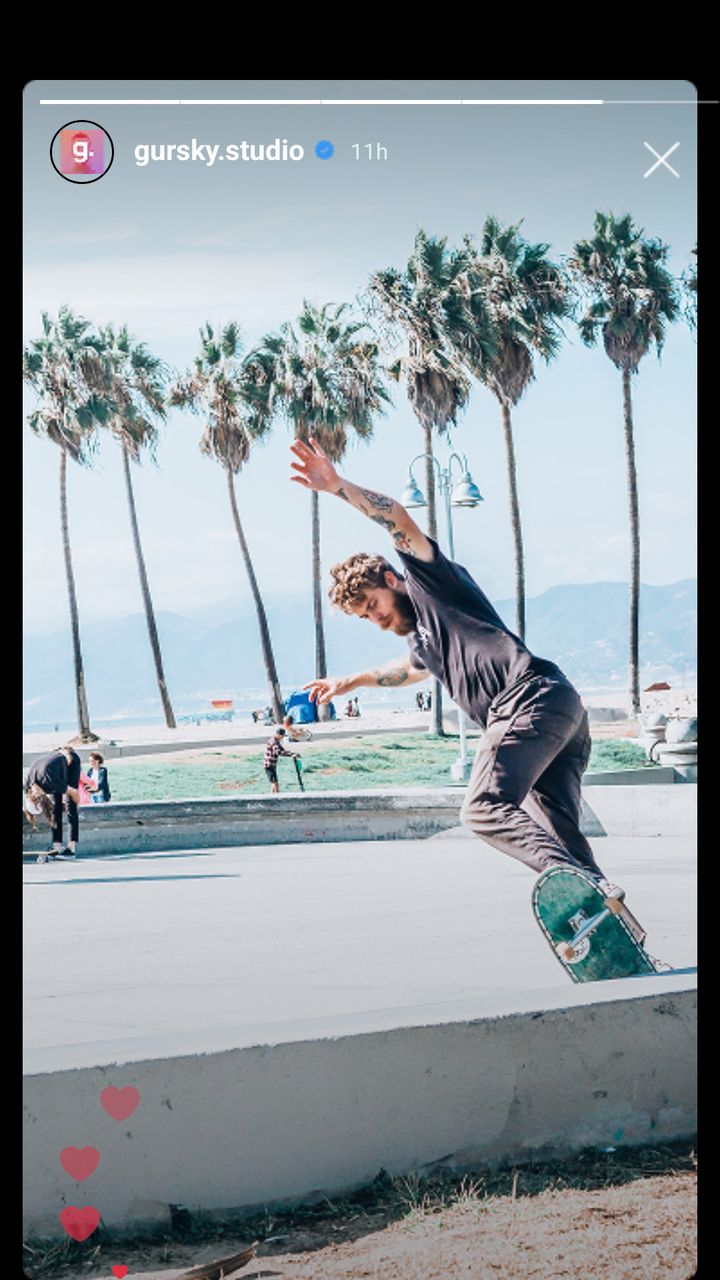
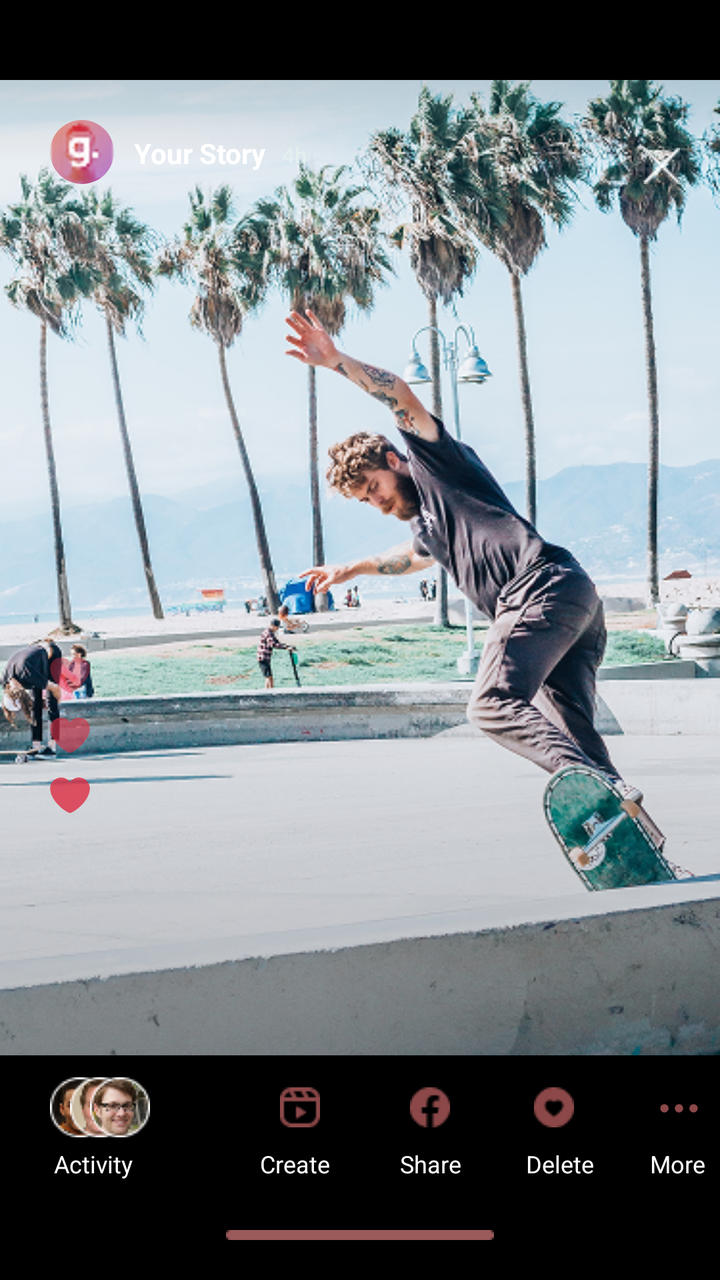

Before-and-after screenshots of an Android layout around one commit, followed by the original layout XML and the change that was made.
<!-- AndroidManifest.xml: application theme Theme.SMD_Assignment_1 -->
<!-- res/layout/activity_socialhomescreen14.xml -->
<?xml version="1.0" encoding="utf-8"?>
<LinearLayout xmlns:android="http://schemas.android.com/apk/res/android"
    xmlns:app="http://schemas.android.com/apk/res-auto"
    xmlns:tools="http://schemas.android.com/tools"
    android:id="@+id/main"
    android:layout_width="match_parent"
    android:layout_height="match_parent"
    android:orientation="vertical"
    tools:context=".socialhomescreen14"
    android:background="#000000">

    <RelativeLayout
        android:layout_width="match_parent"
        android:layout_height="wrap_content"
        android:layout_marginTop="40dp"
        >
        <ImageView
            android:layout_width="match_parent"
            android:layout_height="wrap_content"
            android:id="@+id/maincoffeephoto"
            android:src="@drawable/personskatingmainphoto"
            />
        <ImageView
            android:layout_width="wrap_content"
            android:layout_height="wrap_content"
            android:src="@drawable/filledstoryviewline"
            android:id="@+id/l1"
            android:layout_marginTop="10dp"
            android:layout_marginStart="20dp"
            />
        <ImageView
            android:layout_width="40dp"
            android:layout_height="wrap_content"
            android:src="@drawable/filledstoryviewline"
            android:layout_marginTop="10dp"
            android:layout_marginStart="20dp"
            />
        <ImageView
            android:layout_width="wrap_content"
            android:layout_height="wrap_content"
            android:src="@drawable/filledstoryviewline"
            android:id="@+id/l2"
            android:layout_toRightOf="@+id/l1"
            android:layout_marginTop="10dp"
            android:layout_marginStart="-1dp"
            />
        <ImageView
            android:layout_width="wrap_content"
            android:layout_height="wrap_content"
            android:src="@drawable/filledstoryviewline"
            android:id="@+id/l3"
            android:layout_toRightOf="@+id/l2"
            android:layout_marginTop="10dp"
            android:layout_marginStart="-1dp"
            />

        <ImageView
            android:layout_width="wrap_content"
            android:layout_height="wrap_content"
            android:src="@drawable/filledstoryviewline"
            android:id="@+id/l5"
            android:layout_toRightOf="@+id/l3"
            android:layout_marginTop="10dp"
            android:layout_marginStart="-1dp"
            />
        <ImageView
            android:layout_width="68dp"
            android:layout_height="wrap_content"
            android:src="@drawable/hollowviewstoryline"
            android:id="@+id/l6"
            android:layout_toRightOf="@+id/l5"
            android:layout_marginTop="10dp"
            android:layout_marginStart="-1dp"
            />
        <FrameLayout
            android:layout_width="32dp"
            android:layout_height="32dp"
            android:background="@drawable/storysmallphotooutline"
            android:layout_below="@+id/l1"
            android:id="@+id/craigloveprofile"
            android:layout_marginTop="8dp"
            android:layout_marginStart="25dp"
            >

            <ImageView
                android:layout_width="match_parent"
                android:layout_height="match_parent"
                android:src="@drawable/g_photo"
                android:scaleType="centerInside"
                android:clipToOutline="true"/>
        </FrameLayout>

        <TextView
            android:layout_width="wrap_content"
            android:layout_height="wrap_content"
            android:text="gursky.studio"
            android:id="@+id/craiglovename"
            android:textColor="#FFFFFF"
            android:textStyle="bold"
            android:layout_toRightOf="@+id/craigloveprofile"
            android:layout_marginTop="25dp"
            android:layout_marginStart="10dp"
            />
        <ImageView
            android:layout_width="wrap_content"
            android:layout_height="wrap_content"
            android:id="@+id/verifiedlogo"
            android:src="@drawable/verifiedlogo"
            android:layout_toRightOf="@+id/craiglovename"
            android:layout_marginTop="30dp"
            android:layout_marginLeft="5dp"
            />

        <TextView
            android:layout_width="wrap_content"
            android:layout_height="wrap_content"
            android:text="11h"
            android:textSize="11sp"
            android:textColor="#E5F0F0"
            android:layout_toRightOf="@+id/verifiedlogo"
            android:layout_marginTop="28dp"
            android:layout_marginStart="8dp"
            />




        <ImageView
            android:id="@+id/whitecancelicon"
            android:layout_width="wrap_content"
            android:layout_height="wrap_content"
            android:src="@drawable/whitecancelicon"
            android:layout_alignParentEnd="true"
            android:layout_marginEnd="20dp"
            android:layout_marginTop="30dp"
            />
        <ImageView
            android:layout_width="wrap_content"
            android:layout_height="wrap_content"
            android:src="@drawable/red_heart"
            android:layout_below="@+id/craigloveprofile"
            android:layout_marginTop="450dp"
            android:layout_marginLeft="50dp"
            android:alpha="0.4"
            android:id="@+id/heart1"
            />
        <ImageView
            android:layout_width="wrap_content"
            android:layout_height="wrap_content"
            android:src="@drawable/red_heart"
            android:alpha="0.5"
            android:layout_below="@+id/heart1"
            android:layout_marginTop="10dp"
            android:layout_marginLeft="30dp"
            android:id="@+id/heart2"
            />
        <ImageView
            android:layout_width="wrap_content"
            android:layout_height="wrap_content"
            android:src="@drawable/red_heart"
            android:alpha="0.7"
            android:layout_below="@+id/heart2"
            android:layout_marginTop="10dp"
            android:layout_marginLeft="30dp"
            android:id="@+id/heart3"
            />
        <ImageView
            android:layout_width="wrap_content"
            android:layout_height="wrap_content"
            android:src="@drawable/red_heart"
            android:alpha="1"
            android:layout_below="@+id/heart3"
            android:layout_marginTop="10dp"
            android:layout_marginLeft="50dp"
            android:id="@+id/heart4"
            />
        <ImageView
            android:layout_width="wrap_content"
            android:layout_height="wrap_content"
            android:src="@drawable/red_heart"
            android:alpha="0.6"
            android:layout_below="@+id/heart4"
            android:layout_marginTop="10dp"
            android:layout_marginLeft="30dp"
            android:id="@+id/heart5"
            />
        <ImageView
            android:layout_width="wrap_content"
            android:layout_height="wrap_content"
            android:src="@drawable/red_heart"
            android:alpha="0.6"
            android:layout_below="@+id/heart5"
            android:layout_marginTop="10dp"
            android:layout_marginLeft="30dp"
            android:id="@+id/heart6"
            />



    </RelativeLayout>
    <RelativeLayout
        android:layout_width="match_parent"
        android:layout_height="wrap_content"
        android:layout_marginTop="1dp"
        >
        <ImageView
            android:layout_width="wrap_content"
            android:layout_height="wrap_content"
            android:src="@drawable/feedsmallicon3"
            android:layout_marginTop="10dp"
            android:layout_marginStart="25dp"
            android:id="@+id/bottombaractivity3"
            />
        <ImageView
            android:layout_width="wrap_content"
            android:layout_height="wrap_content"
            android:src="@drawable/feedsmallicon2"
            android:layout_marginTop="10dp"
            android:layout_marginStart="35dp"
            android:id="@+id/bottombaractivity2"
            />
        <ImageView
            android:layout_width="wrap_content"
            android:layout_height="wrap_content"
            android:src="@drawable/feedsmallicon1"
            android:layout_marginTop="10dp"
            android:layout_marginStart="45dp"
            android:id="@+id/bottombaractivity"
            />
        <TextView
            android:layout_width="wrap_content"
            android:layout_height="wrap_content"
            android:text="Activity"
            android:textSize="12sp"
            android:textColor="#FFFFFF"
            android:layout_marginStart="27dp"
            android:layout_below="@+id/bottombaractivity"
            android:layout_marginTop="5dp"
            />
        <ImageView
            android:layout_width="wrap_content"
            android:layout_height="wrap_content"
            android:src="@drawable/bottombarcreatered"
            android:layout_marginTop="15dp"
            android:layout_toRightOf="@id/bottombaractivity"
            android:layout_marginStart="65dp"
            android:id="@+id/bottombarcreate"
            />
        <TextView
            android:layout_width="wrap_content"
            android:layout_height="wrap_content"
            android:text="Create"
            android:id="@+id/createtext"
            android:textSize="12sp"
            android:textColor="#FFFFFF"
            android:layout_toRightOf="@+id/bottombaractivity"
            android:layout_marginStart="55dp"
            android:layout_below="@+id/bottombaractivity"
            android:layout_marginTop="5dp"
            />

        <ImageView
            android:layout_width="wrap_content"
            android:layout_height="wrap_content"
            android:src="@drawable/facebookredlogo"
            android:layout_marginTop="15dp"
            android:layout_toRightOf="@id/bottombarcreate"
            android:layout_marginStart="45dp"
            android:id="@+id/bottombarbrowse"
            />
        <TextView
            android:layout_width="wrap_content"
            android:layout_height="wrap_content"
            android:text="Facebook"
            android:textSize="12sp"
            android:textColor="#FFFFFF"
            android:layout_toRightOf="@+id/bottombarcreate"
            android:layout_marginStart="28dp"
            android:layout_below="@+id/bottombaractivity"
            android:layout_marginTop="5dp"
            />


        <ImageView
            android:layout_width="wrap_content"
            android:layout_height="wrap_content"
            android:layout_toRightOf="@+id/bottombarbrowse"
            android:id="@+id/sendicon"
            android:src="@drawable/highlightredlogo"
            android:layout_marginStart="42dp"
            android:layout_marginTop="15dp"
            />
        <TextView
            android:layout_width="wrap_content"
            android:layout_height="wrap_content"
            android:text="Highlight"
            android:textSize="12sp"
            android:textColor="#FFFFFF"
            android:layout_toRightOf="@+id/bottombarbrowse"
            android:layout_marginStart="28dp"
            android:layout_below="@+id/bottombaractivity"
            android:layout_marginTop="5dp"
            />
        <ImageView
            android:layout_width="wrap_content"
            android:layout_height="wrap_content"
            android:layout_toRightOf="@+id/sendicon"
            android:id="@+id/dotsicon"
            android:src="@drawable/reddots"
            android:layout_marginStart="40dp"
            android:layout_marginTop="13dp"
            />
        <TextView
            android:layout_width="wrap_content"
            android:layout_height="wrap_content"
            android:text="More"
            android:textSize="12sp"
            android:textColor="#FFFFFF"
            android:layout_toRightOf="@+id/sendicon"
            android:layout_marginStart="38dp"
            android:layout_below="@+id/bottombaractivity"
            android:layout_marginTop="5dp"
            />
        <ImageView
            android:layout_width="wrap_content"
            android:layout_height="wrap_content"
            android:src="@drawable/brownbottomline"
            android:layout_centerHorizontal="true"
            android:layout_below="@+id/createtext"
            android:layout_marginTop="25dp"
            />


    </RelativeLayout>

</LinearLayout>
<!-- resources referenced by this layout -->
<resources>
  <!-- drawable bottombarcreatered: png bitmap (drawable, 538 bytes) -->
  <!-- drawable brownbottomline: png bitmap (drawable, 199 bytes) -->
  <!-- drawable facebookredlogo: png bitmap (drawable, 578 bytes) -->
  <!-- drawable feedsmallicon1: png bitmap (drawable, 2625 bytes) -->
  <!-- drawable feedsmallicon2: png bitmap (drawable, 2431 bytes) -->
  <!-- drawable feedsmallicon3: png bitmap (drawable, 2493 bytes) -->
  <!-- drawable filledstoryviewline: png bitmap (drawable, 141 bytes) -->
  <!-- drawable g_photo: png bitmap (drawable, 1272 bytes) -->
  <!-- drawable highlightredlogo: png bitmap (drawable, 626 bytes) -->
  <!-- drawable hollowviewstoryline: png bitmap (drawable, 144 bytes) -->
  <!-- drawable personskatingmainphoto: png bitmap (drawable, 488616 bytes) -->
  <!-- drawable red_heart (drawable) -->
  <vector xmlns:android="http://schemas.android.com/apk/res/android" android:height="20dp" android:viewportHeight="36" android:viewportWidth="36" android:width="20dp">
        
      <path android:fillColor="#DD2E44" android:pathData="M35.885,11.833c0,-5.45 -4.418,-9.868 -9.867,-9.868c-3.308,0 -6.227,1.633 -8.018,4.129c-1.791,-2.496 -4.71,-4.129 -8.017,-4.129c-5.45,0 -9.868,4.417 -9.868,9.868c0,0.772 0.098,1.52 0.266,2.241C1.751,22.587 11.216,31.568 18,34.034c6.783,-2.466 16.249,-11.447 17.617,-19.959c0.17,-0.721 0.268,-1.469 0.268,-2.242z"/>
      
  </vector>
  <!-- drawable reddots (drawable) -->
  <vector xmlns:android="http://schemas.android.com/apk/res/android" android:height="25dp" android:viewportHeight="24" android:viewportWidth="24" android:width="25dp">
        
      <path android:fillColor="#00000000" android:pathData="M4,12a1,1 0,1 0,2 0a1,1 0,1 0,-2 0m7,0a1,1 0,1 0,2 0a1,1 0,1 0,-2 0m7,0a1,1 0,1 0,2 0a1,1 0,1 0,-2 0" android:strokeColor="#8c4849" android:strokeLineCap="round" android:strokeLineJoin="round" android:strokeWidth="2"/>
      
  </vector>
  <!-- drawable storysmallphotooutline (drawable) -->
  <?xml version="1.0" encoding="utf-8"?>
  <shape xmlns:android="http://schemas.android.com/apk/res/android"
      android:shape="oval">
  
      
      <solid android:color="@android:color/transparent"
          />
  
  
      <stroke
          android:width="1dp"
          android:color="#000000"
          />
  
  
      <size
          android:width="32dp"
          android:height="32dp" />
  </shape>
  <!-- drawable verifiedlogo: png bitmap (drawable, 325 bytes) -->
  <!-- drawable whitecancelicon: png bitmap (drawable, 311 bytes) -->
  <style name="Theme.SMD_Assignment_1" parent="Base.Theme.SMD_Assignment_1" />
  <style name="Base.Theme.SMD_Assignment_1" parent="Theme.Material3.DayNight.NoActionBar">
          
          
      </style>
</resources>

<!-- the commit's change to res/layout/activity_socialhomescreen14.xml (unified diff, before → after) -->
@@ -11,222 +11,151 @@
 
     <RelativeLayout
         android:layout_width="match_parent"
-        android:layout_height="wrap_content"
-        android:layout_marginTop="40dp"
-        >
+        android:layout_height="0dp"
+        android:layout_weight="1"
+        android:layout_marginTop="40dp">
+
+        
         <ImageView
             android:layout_width="match_parent"
-            android:layout_height="wrap_content"
-            android:id="@+id/maincoffeephoto"
-            android:src="@drawable/personskatingmainphoto"
-            />
-        <ImageView
-            android:layout_width="wrap_content"
-            android:layout_height="wrap_content"
-            android:src="@drawable/filledstoryviewline"
-            android:id="@+id/l1"
+            android:layout_height="match_parent"
+            android:id="@+id/storyImage"
+            android:scaleType="centerCrop"
+            android:src="@drawable/personskatingmainphoto"/>
+
+        
+        <LinearLayout
+            android:id="@+id/progressBarsContainer"
+            android:layout_width="match_parent"
+            android:layout_height="wrap_content"
+            android:orientation="horizontal"
             android:layout_marginTop="10dp"
             android:layout_marginStart="20dp"
-            />
-        <ImageView
-            android:layout_width="40dp"
-            android:layout_height="wrap_content"
-            android:src="@drawable/filledstoryviewline"
-            android:layout_marginTop="10dp"
-            android:layout_marginStart="20dp"
-            />
-        <ImageView
-            android:layout_width="wrap_content"
-            android:layout_height="wrap_content"
-            android:src="@drawable/filledstoryviewline"
-            android:id="@+id/l2"
-            android:layout_toRightOf="@+id/l1"
-            android:layout_marginTop="10dp"
-            android:layout_marginStart="-1dp"
-            />
-        <ImageView
-            android:layout_width="wrap_content"
-            android:layout_height="wrap_content"
-            android:src="@drawable/filledstoryviewline"
-            android:id="@+id/l3"
-            android:layout_toRightOf="@+id/l2"
-            android:layout_marginTop="10dp"
-            android:layout_marginStart="-1dp"
-            />
-
-        <ImageView
-            android:layout_width="wrap_content"
-            android:layout_height="wrap_content"
-            android:src="@drawable/filledstoryviewline"
-            android:id="@+id/l5"
-            android:layout_toRightOf="@+id/l3"
-            android:layout_marginTop="10dp"
-            android:layout_marginStart="-1dp"
-            />
-        <ImageView
-            android:layout_width="68dp"
-            android:layout_height="wrap_content"
-            android:src="@drawable/hollowviewstoryline"
-            android:id="@+id/l6"
-            android:layout_toRightOf="@+id/l5"
-            android:layout_marginTop="10dp"
-            android:layout_marginStart="-1dp"
-            />
-        <FrameLayout
+            android:layout_marginEnd="20dp"
+            android:weightSum="1"/>
+
+        
+        <com.google.android.material.imageview.ShapeableImageView
             android:layout_width="32dp"
             android:layout_height="32dp"
-            android:background="@drawable/storysmallphotooutline"
-            android:layout_below="@+id/l1"
-            android:id="@+id/craigloveprofile"
-            android:layout_marginTop="8dp"
+            android:id="@+id/userProfileImage"
+            android:layout_below="@id/progressBarsContainer"
+            android:layout_marginTop="10dp"
             android:layout_marginStart="25dp"
-            >
-
-            <ImageView
-                android:layout_width="match_parent"
-                android:layout_height="match_parent"
-                android:src="@drawable/g_photo"
-                android:scaleType="centerInside"
-                android:clipToOutline="true"/>
-        </FrameLayout>
-
-        <TextView
-            android:layout_width="wrap_content"
-            android:layout_height="wrap_content"
-            android:text="gursky.studio"
-            android:id="@+id/craiglovename"
+            android:src="@drawable/g_photo"
+            android:scaleType="centerCrop"
+            app:shapeAppearanceOverlay="@style/CircleImage"/>
+
+        <TextView
+            android:layout_width="wrap_content"
+            android:layout_height="wrap_content"
+            android:text="Your Story"
+            android:id="@+id/username"
             android:textColor="#FFFFFF"
             android:textStyle="bold"
-            android:layout_toRightOf="@+id/craigloveprofile"
-            android:layout_marginTop="25dp"
-            android:layout_marginStart="10dp"
-            />
-        <ImageView
-            android:layout_width="wrap_content"
-            android:layout_height="wrap_content"
-            android:id="@+id/verifiedlogo"
-            android:src="@drawable/verifiedlogo"
-            android:layout_toRightOf="@+id/craiglovename"
-            android:layout_marginTop="30dp"
-            android:layout_marginLeft="5dp"
-            />
-
-        <TextView
-            android:layout_width="wrap_content"
-            android:layout_height="wrap_content"
-            android:text="11h"
+            android:layout_toRightOf="@+id/userProfileImage"
+            android:layout_marginTop="27dp"
+            android:layout_marginStart="10dp"/>
+
+        <TextView
+            android:layout_width="wrap_content"
+            android:layout_height="wrap_content"
+            android:text="4h"
+            android:id="@+id/timeAgo"
             android:textSize="11sp"
             android:textColor="#E5F0F0"
-            android:layout_toRightOf="@+id/verifiedlogo"
-            android:layout_marginTop="28dp"
-            android:layout_marginStart="8dp"
-            />
-
-
-
-
-        <ImageView
-            android:id="@+id/whitecancelicon"
+            android:layout_toRightOf="@+id/username"
+            android:layout_marginTop="30dp"
+            android:layout_marginStart="8dp"/>
+
+        <ImageView
+            android:id="@+id/closeButton"
             android:layout_width="wrap_content"
             android:layout_height="wrap_content"
             android:src="@drawable/whitecancelicon"
             android:layout_alignParentEnd="true"
             android:layout_marginEnd="20dp"
-            android:layout_marginTop="30dp"
-            />
-        <ImageView
-            android:layout_width="wrap_content"
-            android:layout_height="wrap_content"
-            android:src="@drawable/red_heart"
-            android:layout_below="@+id/craigloveprofile"
-            android:layout_marginTop="450dp"
-            android:layout_marginLeft="50dp"
-            android:alpha="0.4"
-            android:id="@+id/heart1"
-            />
-        <ImageView
-            android:layout_width="wrap_content"
-            android:layout_height="wrap_content"
-            android:src="@drawable/red_heart"
-            android:alpha="0.5"
-            android:layout_below="@+id/heart1"
-            android:layout_marginTop="10dp"
-            android:layout_marginLeft="30dp"
-            android:id="@+id/heart2"
-            />
-        <ImageView
-            android:layout_width="wrap_content"
-            android:layout_height="wrap_content"
-            android:src="@drawable/red_heart"
-            android:alpha="0.7"
-            android:layout_below="@+id/heart2"
-            android:layout_marginTop="10dp"
-            android:layout_marginLeft="30dp"
-            android:id="@+id/heart3"
-            />
-        <ImageView
-            android:layout_width="wrap_content"
-            android:layout_height="wrap_content"
-            android:src="@drawable/red_heart"
-            android:alpha="1"
-            android:layout_below="@+id/heart3"
-            android:layout_marginTop="10dp"
-            android:layout_marginLeft="50dp"
-            android:id="@+id/heart4"
-            />
-        <ImageView
-            android:layout_width="wrap_content"
-            android:layout_height="wrap_content"
-            android:src="@drawable/red_heart"
-            android:alpha="0.6"
-            android:layout_below="@+id/heart4"
-            android:layout_marginTop="10dp"
-            android:layout_marginLeft="30dp"
-            android:id="@+id/heart5"
-            />
-        <ImageView
-            android:layout_width="wrap_content"
-            android:layout_height="wrap_content"
-            android:src="@drawable/red_heart"
-            android:alpha="0.6"
-            android:layout_below="@+id/heart5"
-            android:layout_marginTop="10dp"
-            android:layout_marginLeft="30dp"
-            android:id="@+id/heart6"
-            />
-
-
-
+            android:layout_marginTop="33dp"/>
+
+        
+        <View
+            android:id="@+id/leftTouchArea"
+            android:layout_width="150dp"
+            android:layout_height="match_parent"
+            android:background="?attr/selectableItemBackground"
+            android:clickable="true"
+            android:focusable="true"/>
+
+        <View
+            android:id="@+id/rightTouchArea"
+            android:layout_width="150dp"
+            android:layout_height="match_parent"
+            android:layout_alignParentEnd="true"
+            android:background="?attr/selectableItemBackground"
+            android:clickable="true"
+            android:focusable="true"/>
+
+        
+        <LinearLayout
+            android:layout_width="wrap_content"
+            android:layout_height="wrap_content"
+            android:orientation="vertical"
+            android:layout_alignParentBottom="true"
+            android:layout_marginBottom="120dp"
+            android:layout_marginStart="25dp">
+
+            <ImageView
+                android:layout_width="wrap_content"
+                android:layout_height="wrap_content"
+                android:src="@drawable/red_heart"
+                android:alpha="0.4"
+                android:layout_marginBottom="10dp"/>
+
+            <ImageView
+                android:layout_width="wrap_content"
+                android:layout_height="wrap_content"
+                android:src="@drawable/red_heart"
+                android:alpha="0.6"
+                android:layout_marginBottom="10dp"/>
+
+            <ImageView
+                android:layout_width="wrap_content"
+                android:layout_height="wrap_content"
+                android:src="@drawable/red_heart"
+                android:alpha="0.8"/>
+        </LinearLayout>
     </RelativeLayout>
+
     <RelativeLayout
         android:layout_width="match_parent"
         android:layout_height="wrap_content"
         android:layout_marginTop="1dp"
-        >
+        android:paddingBottom="20dp">
+
         <ImageView
             android:layout_width="wrap_content"
             android:layout_height="wrap_content"
             android:src="@drawable/feedsmallicon3"
             android:layout_marginTop="10dp"
             android:layout_marginStart="25dp"
-            android:id="@+id/bottombaractivity3"
-            />
+            android:id="@+id/bottombaractivity3"/>
+
         <ImageView
             android:layout_width="wrap_content"
             android:layout_height="wrap_content"
             android:src="@drawable/feedsmallicon2"
             android:layout_marginTop="10dp"
             android:layout_marginStart="35dp"
-            android:id="@+id/bottombaractivity2"
-            />
+            android:id="@+id/bottombaractivity2"/>
+
         <ImageView
             android:layout_width="wrap_content"
             android:layout_height="wrap_content"
             android:src="@drawable/feedsmallicon1"
             android:layout_marginTop="10dp"
             android:layout_marginStart="45dp"
-            android:id="@+id/bottombaractivity"
-            />
+            android:id="@+id/bottombaractivity"/>
+
         <TextView
             android:layout_width="wrap_content"
             android:layout_height="wrap_content"
@@ -235,8 +164,8 @@
             android:textColor="#FFFFFF"
             android:layout_marginStart="27dp"
             android:layout_below="@+id/bottombaractivity"
-            android:layout_marginTop="5dp"
-            />
+            android:layout_marginTop="5dp"/>
+
         <ImageView
             android:layout_width="wrap_content"
             android:layout_height="wrap_content"
@@ -244,8 +173,8 @@
             android:layout_marginTop="15dp"
             android:layout_toRightOf="@id/bottombaractivity"
             android:layout_marginStart="65dp"
-            android:id="@+id/bottombarcreate"
-            />
+            android:id="@+id/bottombarcreate"/>
+
         <TextView
             android:layout_width="wrap_content"
             android:layout_height="wrap_content"
@@ -256,8 +185,7 @@
             android:layout_toRightOf="@+id/bottombaractivity"
             android:layout_marginStart="55dp"
             android:layout_below="@+id/bottombaractivity"
-            android:layout_marginTop="5dp"
-            />
+            android:layout_marginTop="5dp"/>
 
         <ImageView
             android:layout_width="wrap_content"
@@ -266,71 +194,65 @@
             android:layout_marginTop="15dp"
             android:layout_toRightOf="@id/bottombarcreate"
             android:layout_marginStart="45dp"
-            android:id="@+id/bottombarbrowse"
-            />
-        <TextView
-            android:layout_width="wrap_content"
-            android:layout_height="wrap_content"
-            android:text="Facebook"
+            android:id="@+id/bottombarbrowse"/>
+
+        <TextView
+            android:layout_width="wrap_content"
+            android:layout_height="wrap_content"
+            android:text="Share"
             android:textSize="12sp"
             android:textColor="#FFFFFF"
             android:layout_toRightOf="@+id/bottombarcreate"
-            android:layout_marginStart="28dp"
-            android:layout_below="@+id/bottombaractivity"
-            android:layout_marginTop="5dp"
-            />
-
+            android:layout_marginStart="40dp"
+            android:layout_below="@+id/bottombaractivity"
+            android:layout_marginTop="5dp"/>
 
         <ImageView
             android:layout_width="wrap_content"
             android:layout_height="wrap_content"
             android:layout_toRightOf="@+id/bottombarbrowse"
-            android:id="@+id/sendicon"
+            android:id="@+id/deleteButton"
             android:src="@drawable/highlightredlogo"
             android:layout_marginStart="42dp"
-            android:layout_marginTop="15dp"
-            />
-        <TextView
-            android:layout_width="wrap_content"
-            android:layout_height="wrap_content"
-            android:text="Highlight"
+            android:layout_marginTop="15dp"/>
+
+        <TextView
+            android:layout_width="wrap_content"
+            android:layout_height="wrap_content"
+            android:text="Delete"
             android:textSize="12sp"
             android:textColor="#FFFFFF"
             android:layout_toRightOf="@+id/bottombarbrowse"
-            android:layout_marginStart="28dp"
-            android:layout_below="@+id/bottombaractivity"
-            android:layout_marginTop="5dp"
-            />
-        <ImageView
-            android:layout_width="wrap_content"
-            android:layout_height="wrap_content"
-            android:layout_toRightOf="@+id/sendicon"
+            android:layout_marginStart="38dp"
+            android:layout_below="@+id/bottombaractivity"
+            android:layout_marginTop="5dp"/>
+
+        <ImageView
+            android:layout_width="wrap_content"
+            android:layout_height="wrap_content"
+            android:layout_toRightOf="@+id/deleteButton"
             android:id="@+id/dotsicon"
             android:src="@drawable/reddots"
             android:layout_marginStart="40dp"
-            android:layout_marginTop="13dp"
-            />
+            android:layout_marginTop="13dp"/>
+
         <TextView
             android:layout_width="wrap_content"
             android:layout_height="wrap_content"
             android:text="More"
             android:textSize="12sp"
             android:textColor="#FFFFFF"
-            android:layout_toRightOf="@+id/sendicon"
+            android:layout_toRightOf="@+id/deleteButton"
             android:layout_marginStart="38dp"
             android:layout_below="@+id/bottombaractivity"
-            android:layout_marginTop="5dp"
-            />
+            android:layout_marginTop="5dp"/>
+
         <ImageView
             android:layout_width="wrap_content"
             android:layout_height="wrap_content"
             android:src="@drawable/brownbottomline"
             android:layout_centerHorizontal="true"
             android:layout_below="@+id/createtext"
-            android:layout_marginTop="25dp"
-            />
-
-
+            android:layout_marginTop="25dp"/>
     </RelativeLayout>
-
 </LinearLayout>
<!-- resource entries referenced after the edit -->
@@ -6,10 +6,8 @@
   <!-- drawable feedsmallicon1: png bitmap (drawable, 2625 bytes) -->
   <!-- drawable feedsmallicon2: png bitmap (drawable, 2431 bytes) -->
   <!-- drawable feedsmallicon3: png bitmap (drawable, 2493 bytes) -->
-  <!-- drawable filledstoryviewline: png bitmap (drawable, 141 bytes) -->
   <!-- drawable g_photo: png bitmap (drawable, 1272 bytes) -->
   <!-- drawable highlightredlogo: png bitmap (drawable, 626 bytes) -->
-  <!-- drawable hollowviewstoryline: png bitmap (drawable, 144 bytes) -->
   <!-- drawable personskatingmainphoto: png bitmap (drawable, 488616 bytes) -->
   <!-- drawable red_heart (drawable) -->
   <vector xmlns:android="http://schemas.android.com/apk/res/android" android:height="20dp" android:viewportHeight="36" android:viewportWidth="36" android:width="20dp">
@@ -23,28 +21,11 @@
       <path android:fillColor="#00000000" android:pathData="M4,12a1,1 0,1 0,2 0a1,1 0,1 0,-2 0m7,0a1,1 0,1 0,2 0a1,1 0,1 0,-2 0m7,0a1,1 0,1 0,2 0a1,1 0,1 0,-2 0" android:strokeColor="#8c4849" android:strokeLineCap="round" android:strokeLineJoin="round" android:strokeWidth="2"/>
       
   </vector>
-  <!-- drawable storysmallphotooutline (drawable) -->
-  <?xml version="1.0" encoding="utf-8"?>
-  <shape xmlns:android="http://schemas.android.com/apk/res/android"
-      android:shape="oval">
-  
-      
-      <solid android:color="@android:color/transparent"
-          />
-  
-  
-      <stroke
-          android:width="1dp"
-          android:color="#000000"
-          />
-  
-  
-      <size
-          android:width="32dp"
-          android:height="32dp" />
-  </shape>
-  <!-- drawable verifiedlogo: png bitmap (drawable, 325 bytes) -->
   <!-- drawable whitecancelicon: png bitmap (drawable, 311 bytes) -->
+  <style name="CircleImage">
+          <item name="cornerFamily">rounded</item>
+          <item name="cornerSize">50%</item>
+      </style>
   <style name="Theme.SMD_Assignment_1" parent="Base.Theme.SMD_Assignment_1" />
   <style name="Base.Theme.SMD_Assignment_1" parent="Theme.Material3.DayNight.NoActionBar">
           
